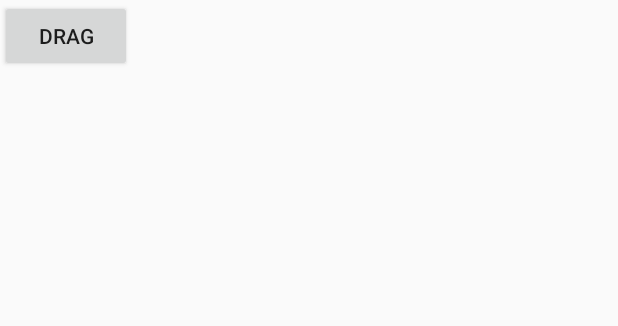
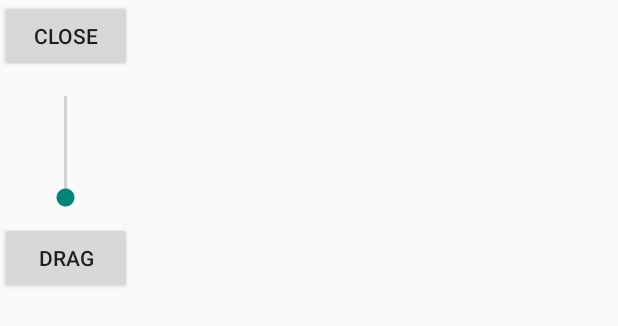
Before and after one commit to wasnot/Android-LightWidget, an Android app: the layout layout_float_simple.xml on its own in the app's theme, with its tools: preview values and no code run, on a phone screen of 412 x 824 dp. Shown: the top 326 px of the screen. Run offline under Robolectric (Android 15) with nearby library versions, the phone set to English and light mode, and no system bars.

Commit message:
modified some testting ..

```diff
--- a/app/src/main/res/layout/layout_float_simple.xml
+++ b/app/src/main/res/layout/layout_float_simple.xml
@@ -10,7 +10,7 @@
             android:orientation="vertical"
             android:layout_width="wrap_content"
             android:layout_height="wrap_content"
-            android:visibility="gone">
+            android:visibility="visible">
         <Button
                 android:layout_width="wrap_content"
                 android:layout_height="wrap_content"
```
Also changed, not shown: app/src/main/java/net/wasnot/android/lightwidget/app/WindowWidgetManager.java (+6 -5 lines).
